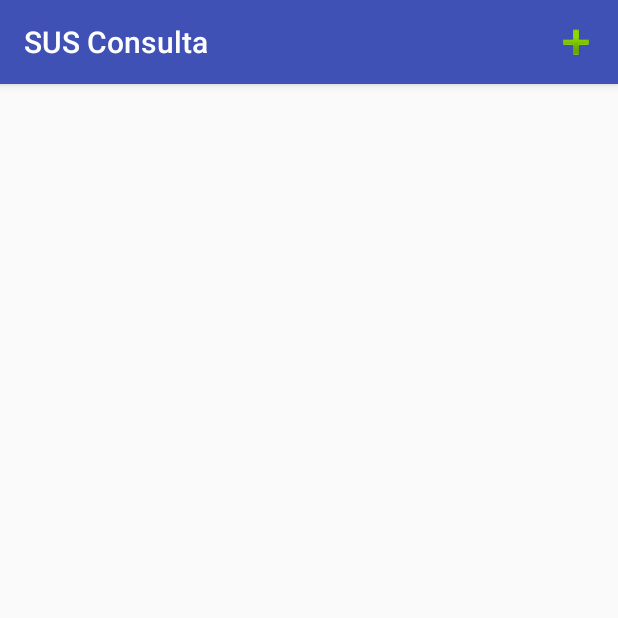
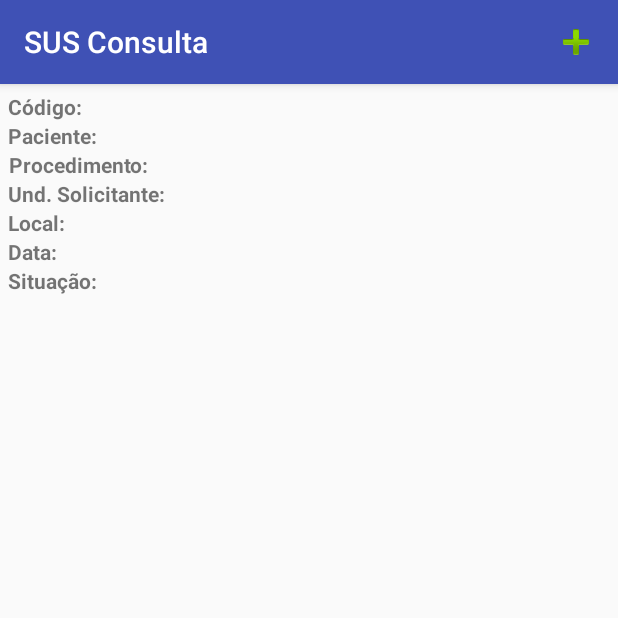
Before and after one commit to CharlesLuttos/AutoConsulta, an Android app: the DetalhesActivity screen opened directly, with no data from a screen before it, on a phone screen of 412 x 824 dp, the top half of it. Run offline under Robolectric (Android 15) with nearby library versions, the phone set to English and light mode, and no system bars.

```diff
--- a/AutoConsulta/app/src/main/java/com/android/luttos/autoconsulta/CadastroActivity.java
+++ b/AutoConsulta/app/src/main/java/com/android/luttos/autoconsulta/CadastroActivity.java
@@ -55,7 +55,7 @@ public class CadastroActivity extends AppCompatActivity {
             public void onClick(View v) {
                 if (txtCodigo.getText() != null && txtCodigo.getText().length() > 0){
                     codigoConsulta = Integer.parseInt(txtCodigo.getText().toString());
-                    new ObterDadosJson().execute("http://luttos.com/autoconsulta/"+codigoConsulta);
+                    new ObterDadosJson().execute("http://192.168.0.11/autoconsulta/"+codigoConsulta);
                 } else {
                     exibirAlertDialog("Dados", "Digite o código da solicitaçao");
                 }
--- a/AutoConsulta/app/src/main/java/com/android/luttos/autoconsulta/ConsultaAdapter.java
+++ b/AutoConsulta/app/src/main/java/com/android/luttos/autoconsulta/ConsultaAdapter.java
@@ -51,6 +51,7 @@ public class ConsultaAdapter extends BaseAdapter{
             convertView = LayoutInflater.from(context).inflate(R.layout.item_consulta, null);
             holder = new ViewHolder();
             holder.txtCodigo = convertView.findViewById(R.id.codigo_consulta);
+            holder.txtProcedimento = convertView.findViewById(R.id.procedimento_consulta);
             holder.imgSituacao = convertView.findViewById(R.id.image_status);
             convertView.setTag(holder);
         } else {
@@ -62,12 +63,14 @@ public class ConsultaAdapter extends BaseAdapter{
         TypedArray situacoes = res.obtainTypedArray(R.array.situacoes);
         holder.imgSituacao.setImageDrawable(situacoes.getDrawable(consulta.getSituacao()));
         holder.txtCodigo.setText(String.valueOf(consulta.getCodigoConsulta()));
+        holder.txtProcedimento.setText((String.valueOf(consulta.getProcedimento())));
 
         return convertView;
     }
 
     static class ViewHolder{
         TextView txtCodigo;
+        TextView txtProcedimento;
         ImageView imgSituacao;
     }
 }
--- a/AutoConsulta/app/src/main/java/com/android/luttos/autoconsulta/DetalhesActivity.java
+++ b/AutoConsulta/app/src/main/java/com/android/luttos/autoconsulta/DetalhesActivity.java
@@ -33,7 +33,7 @@ public class DetalhesActivity extends AppCompatActivity {
     @Override
     public boolean onCreateOptionsMenu(Menu menu) {
         MenuInflater inflater = getMenuInflater();
-        inflater.inflate(R.menu.menu_form, menu);
+        inflater.inflate(R.menu.menu_detalhes, menu);
 
         return super.onCreateOptionsMenu(menu);
     }
--- a/AutoConsulta/app/src/main/java/com/android/luttos/autoconsulta/DetalhesHelper.java
+++ b/AutoConsulta/app/src/main/java/com/android/luttos/autoconsulta/DetalhesHelper.java
@@ -47,7 +47,17 @@ public class DetalhesHelper {
         campoUnidadeAtendimento.setText(consulta.getUnidadeSolicitante());
         campoLocal.setText(consulta.getLocal());
         campoData.setText(consulta.getData());
-        campoSituacao.setText(String.valueOf(consulta.getSituacao().intValue()));
+        switch (consulta.getSituacao()){
+            case 0:
+                campoSituacao.setText("PENDENTE");
+                break;
+            case 1:
+                campoSituacao.setText("AUTORIZADA");
+                break;
+            case 2:
+                campoSituacao.setText("EXPIRADA");
+        }
+        //campoSituacao.setText(String.valueOf(consulta.getSituacao().intValue()));
         this.consulta = consulta;
     }
 }
--- a/AutoConsulta/app/src/main/java/com/android/luttos/autoconsulta/PrincipalActivity.java
+++ b/AutoConsulta/app/src/main/java/com/android/luttos/autoconsulta/PrincipalActivity.java
@@ -98,7 +98,7 @@ public class PrincipalActivity extends AppCompatActivity {
             @Override
             public void onRefresh() {
                 // Codigo funcional
-                Toast.makeText(getApplicationContext(), "Atualizado", Toast.LENGTH_LONG).show();
+                Toast.makeText(getApplicationContext(), R.string.toast_atualizado, Toast.LENGTH_LONG).show();
                 carregarLista();
                 new Handler().postDelayed(new Runnable() {
                     @Override public void run() {
@@ -117,9 +117,9 @@ public class PrincipalActivity extends AppCompatActivity {
 
     @Override
     public void onCreateContextMenu(ContextMenu menu, View v, final ContextMenu.ContextMenuInfo menuInfo) {
-        MenuItem buscarMapa = menu.add("Buscar no Mapa");
-        MenuItem criarAlerta = menu.add("Criar Alerta");
-        MenuItem apagar = menu.add("Apagar");
+        MenuItem buscarMapa = menu.add(R.string.menu_suspenso_maps);
+        MenuItem criarAlerta = menu.add(R.string.menu_suspenso_alerta);
+        MenuItem apagar = menu.add(R.string.menu_suspenso_apagar);
         apagar.setOnMenuItemClickListener(new MenuItem.OnMenuItemClickListener() {
             @Override
             public boolean onMenuItemClick(MenuItem item) {
@@ -129,7 +129,7 @@ public class PrincipalActivity extends AppCompatActivity {
                 dao.apagar(consulta);
                 dao.close();
                 carregarLista();
-                Toast.makeText(PrincipalActivity.this, "Consulta Excluída!", Toast.LENGTH_SHORT).show();
+                Toast.makeText(PrincipalActivity.this, R.string.toast_excluir_consulta, Toast.LENGTH_SHORT).show();
                 return false;
             }
         });
--- a/AutoConsulta/app/src/main/res/layout/activity_cadastro.xml
+++ b/AutoConsulta/app/src/main/res/layout/activity_cadastro.xml
@@ -31,7 +31,7 @@
         android:layout_marginRight="8dp"
         android:layout_marginStart="8dp"
         android:ems="10"
-        android:hint="@string/adicionarCodigo"
+        android:hint="@string/digiteCodigo"
         android:inputType="number"
         app:layout_constraintBottom_toTopOf="@+id/btnCadastroCodigo"
         app:layout_constraintEnd_toEndOf="parent"
--- a/AutoConsulta/app/src/main/res/layout/activity_detalhes.xml
+++ b/AutoConsulta/app/src/main/res/layout/activity_detalhes.xml
@@ -1,44 +1,130 @@
 <?xml version="1.0" encoding="utf-8"?>
-<ScrollView
-    android:layout_height="match_parent"
+<TableLayout xmlns:android="http://schemas.android.com/apk/res/android"
+    xmlns:app="http://schemas.android.com/apk/res-auto"
+    xmlns:tools="http://schemas.android.com/tools"
     android:layout_width="match_parent"
-    xmlns:android="http://schemas.android.com/apk/res/android" >
+    android:layout_height="wrap_content"
+    android:padding="5dp"
+    android:stretchColumns="*"
+    tools:context=".DetalhesActivity">
 
-    <LinearLayout xmlns:android="http://schemas.android.com/apk/res/android"
-        android:orientation="vertical"
-        xmlns:tools="http://schemas.android.com/tools"
-        android:layout_width="match_parent"
-        android:layout_height="wrap_content"
-        tools:context=".DetalhesActivity">
+    <TableRow>
 
-        <TextView android:id="@+id/form_codigo"
+        <TextView
+            android:id="@+id/txt_codigo"
+            android:layout_gravity="fill"
+            android:text="@string/codigo"
+            android:textAlignment="center"
+            android:textStyle="bold" />
+
+        <TextView
+            android:id="@+id/form_codigo"
+            android:layout_width="wrap_content"
+            android:layout_height="wrap_content"
+            android:ellipsize="end"
+            android:singleLine="true"/>
+    </TableRow>
+
+    <TableRow>
+
+        <TextView
+            android:id="@+id/txt_paciente"
+            android:layout_gravity="fill"
+            android:text="@string/paciente"
+            android:textAlignment="center"
+            android:textStyle="bold" />
+
+        <TextView
+            android:id="@+id/form_paciente"
             android:layout_width="match_parent"
-            android:layout_height="wrap_content"/>
+            android:layout_height="wrap_content"
+            android:ellipsize="end"
+            android:singleLine="true"/>
+    </TableRow>
 
-        <TextView android:id="@+id/form_paciente"
+    <TableRow>
+
+        <TextView
+            android:id="@+id/txt_procedimento"
+            android:layout_gravity="fill"
+            android:text="@string/procedimento"
+            android:textAlignment="center"
+            android:textStyle="bold" />
+
+        <TextView
+            android:id="@+id/form_procedimento"
             android:layout_width="match_parent"
-            android:layout_height="wrap_content" />
+            android:layout_height="wrap_content"
+            android:ellipsize="end"
+            android:singleLine="true"/>
+    </TableRow>
 
-        <TextView android:id="@+id/form_procedimento"
+    <TableRow>
+
+        <TextView
+            android:id="@+id/txt_unidade_solicitante"
+            android:layout_gravity="fill"
+            android:text="@string/unidade_solicitante"
+            android:textAlignment="center"
+            android:textStyle="bold" />
+
+        <TextView
+            android:id="@+id/form_unidade_solicitante"
             android:layout_width="match_parent"
-            android:layout_height="wrap_content" />
+            android:layout_height="wrap_content"
+            android:ellipsize="end"
+            android:marqueeRepeatLimit="marquee_forever"
+            android:singleLine="true"/>
+    </TableRow>
 
-        <TextView android:id="@+id/form_unidade_solicitante"
+    <TableRow>
+
+        <TextView
+            android:id="@+id/txt_local"
+            android:layout_gravity="fill"
+            android:text="@string/local"
+            android:textAlignment="center"
+            android:textStyle="bold"/>
+
+        <TextView
+            android:id="@+id/form_local"
             android:layout_width="match_parent"
-            android:layout_height="wrap_content" />
+            android:layout_height="wrap_content"
+            android:ellipsize="end"
+            android:marqueeRepeatLimit="marquee_forever"/>
+    </TableRow>
 
-        <TextView android:id="@+id/form_local"
+    <TableRow>
+
+        <TextView
+            android:id="@+id/txt_data"
+            android:layout_gravity="fill"
+            android:text="@string/data"
+            android:textAlignment="center"
+            android:textStyle="bold"/>
+
+        <TextView
+            android:id="@+id/form_data"
             android:layout_width="match_parent"
-            android:layout_height="wrap_content" />
+            android:layout_height="wrap_content"
+            android:ellipsize="end"
+            android:marqueeRepeatLimit="marquee_forever"/>
+    </TableRow>
 
-        <TextView android:id="@+id/form_data"
+    <TableRow>
+
+        <TextView
+            android:id="@+id/txt_situacao"
+            android:layout_gravity="fill"
+            android:text="@string/situacao"
+            android:textAlignment="center"
+            android:textStyle="bold"/>
+
+        <TextView
+            android:id="@+id/form_situacao"
             android:layout_width="match_parent"
-            android:layout_height="wrap_content" />
+            android:layout_height="wrap_content"
+            android:ellipsize="end"/>
 
-        <TextView android:id="@+id/form_situacao"
-            android:layout_width="match_parent"
-            android:layout_height="wrap_content" />
-
-    </LinearLayout>
-
-</ScrollView>
+    </TableRow>
+</TableLayout>
--- a/AutoConsulta/app/src/main/res/layout/item_consulta.xml
+++ b/AutoConsulta/app/src/main/res/layout/item_consulta.xml
@@ -8,7 +8,7 @@
         android:id="@+id/image_status"
         android:layout_width="64dp"
         android:layout_height="64dp"
-        android:src="@drawable/person" />
+        android:src="@drawable/person"/>
 
     <LinearLayout
         android:layout_width="wrap_content"
@@ -21,8 +21,7 @@
             android:layout_width="wrap_content"
             android:layout_height="wrap_content"
             android:paddingLeft="5dp"
-            android:text="Procedimento"
-            android:textSize="20sp"
+            android:textSize="15sp"
             android:textStyle="bold" />
 
         <TextView
@@ -30,7 +29,6 @@
             android:layout_width="wrap_content"
             android:layout_height="wrap_content"
             android:paddingLeft="5dp"
-            android:text="Consulta"
             android:textSize="16sp" />
     </LinearLayout>
 
--- a/AutoConsulta/app/src/main/res/values/strings.xml
+++ b/AutoConsulta/app/src/main/res/values/strings.xml
@@ -1,9 +1,23 @@
 <resources>
     <string name="app_name"> SUS Consulta</string>
+    <string name="aguarde">Aguarde</string>
     <string name="action_settings">Configurações</string>
     <string name="adicionarCodigo">Adicionar Consulta</string>
+    <string name="digiteCodigo">Digite o código da consulta</string>
     <string name="botaoCadastrar">Cadastrar</string>
     <string name="apagar">Apagar</string>
     <string name="buscamapa">Buscar no Mapa</string>
     <string name="alerta">Criar Alerta</string>
+    <string name="codigo">Código:</string>
+    <string name="paciente">Paciente:</string>
+    <string name="procedimento">Procedimento:</string>
+    <string name="unidade_solicitante">Und. Solicitante:</string>
+    <string name="local">Local:</string>
+    <string name="data">Data:</string>
+    <string name="situacao">Situação:</string>
+    <string name="toast_excluir_consulta">Consulta Excluída!</string>
+    <string name="toast_atualizado">Atualizado!</string>
+    <string name="menu_suspenso_apagar">Apagar</string>
+    <string name="menu_suspenso_maps">Buscar no Mapa</string>
+    <string name="menu_suspenso_alerta">Criar Alerta</string>
 </resources>
```
Also changed, not shown: AutoConsulta/app/src/main/res/menu/menu_detalhes.xml (line endings or trailing spaces), 1 other file.
